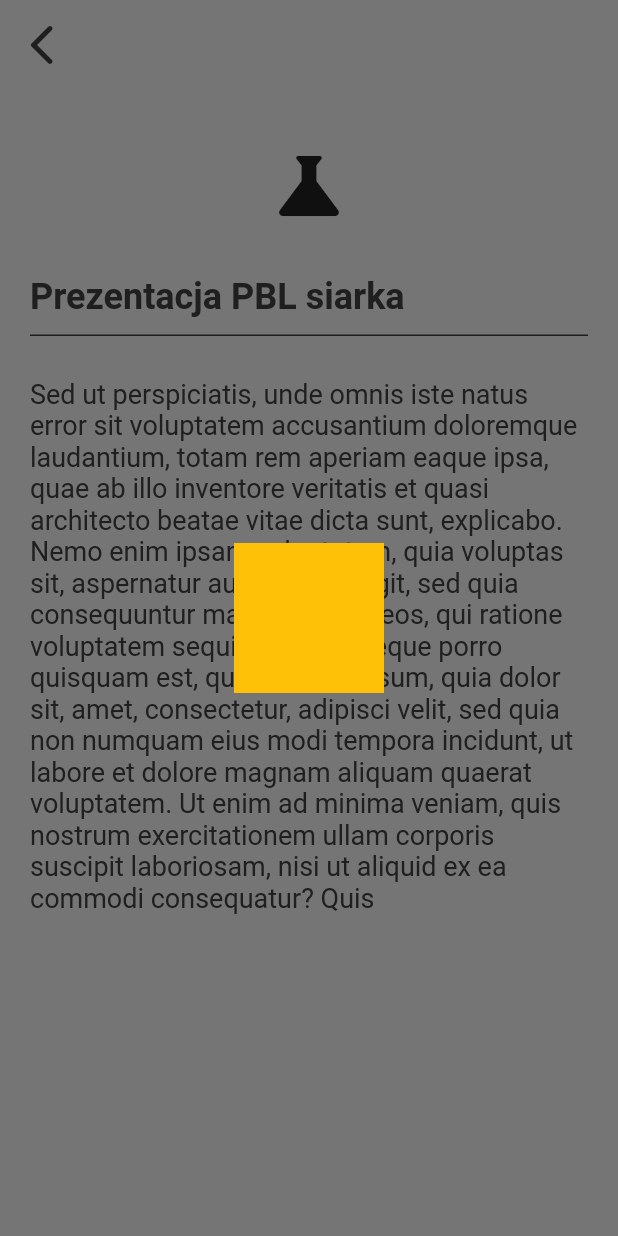
After one commit to mux0nn/text_herring, a Flutter app: the screen it shows after launch, after a tap on the "science" icon, on a phone screen of 412 x 824 dp. The commit adds this screen. Run offline on Flutter 3.47's test engine with Material 2 defaults, Android fonts, the phone set to English and light mode, and no system bars; our stand-ins replace shared_preferences, speech_to_text.

Commit message:
Add plain icon with empty alert dialog

```diff
--- a/lib/edit_page.dart
+++ b/lib/edit_page.dart
@@ -3,6 +3,7 @@
 import 'package:text_herring/colors.dart';
 import 'package:intl/intl.dart';
 import 'package:text_herring/utils/user_preferences.dart';
+import 'package:text_herring/views/icon_alert_dialog.dart';
 
 class EditPage extends StatefulWidget {
   final id;
@@ -115,7 +116,18 @@
                 ),
               ),
               const SizedBox(height: 10),
-              Icon(Icons.science, size: 50),
+              IconButton(
+                icon: Icon(Icons.science),
+                iconSize: 60,
+                onPressed: () {
+                  showDialog(
+                    context: context,
+                    builder: (context) => IconAlertDialog(
+                      items: [],
+                    ),
+                  );
+                },
+              ),
               const SizedBox(height: 10),
               Container(
                 alignment: Alignment.topLeft,
--- /dev/null
+++ b/lib/views/icon_alert_dialog.dart
@@ -0,0 +1,25 @@
+import 'package:flutter/material.dart';
+
+class IconAlertDialog extends StatefulWidget {
+  final List items;
+  const IconAlertDialog({super.key, required this.items});
+
+  @override
+  State<IconAlertDialog> createState() => _IconAlertDialogState();
+}
+
+class _IconAlertDialogState extends State<IconAlertDialog> {
+  @override
+  Widget build(BuildContext context) {
+    return Center(
+      child: Container(
+        width: 100,
+        height: 100,
+        color: Colors.amber,
+        child: Row(
+          children: [],
+        ),
+      ),
+    );
+  }
+}
```
